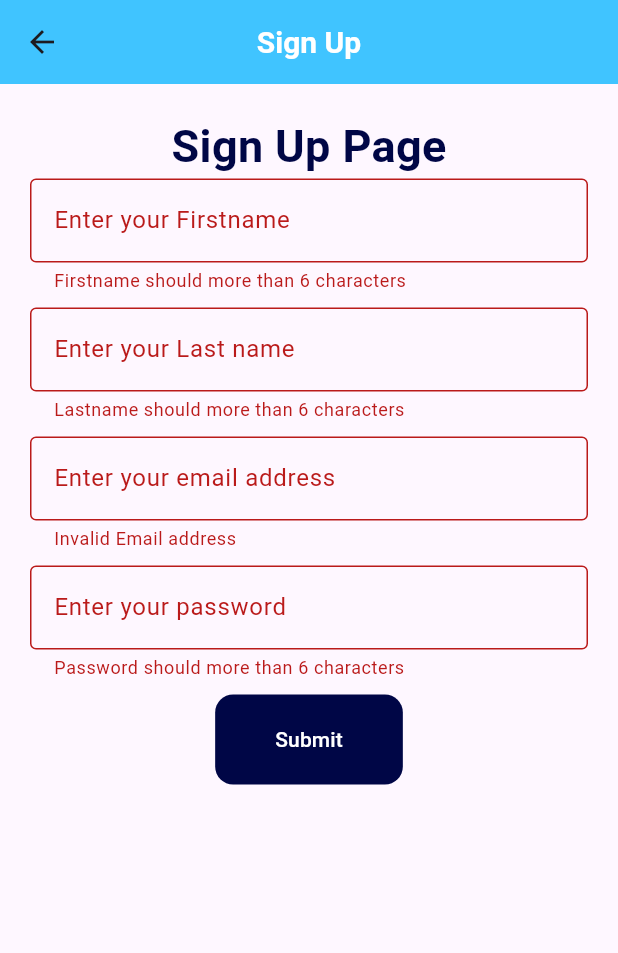
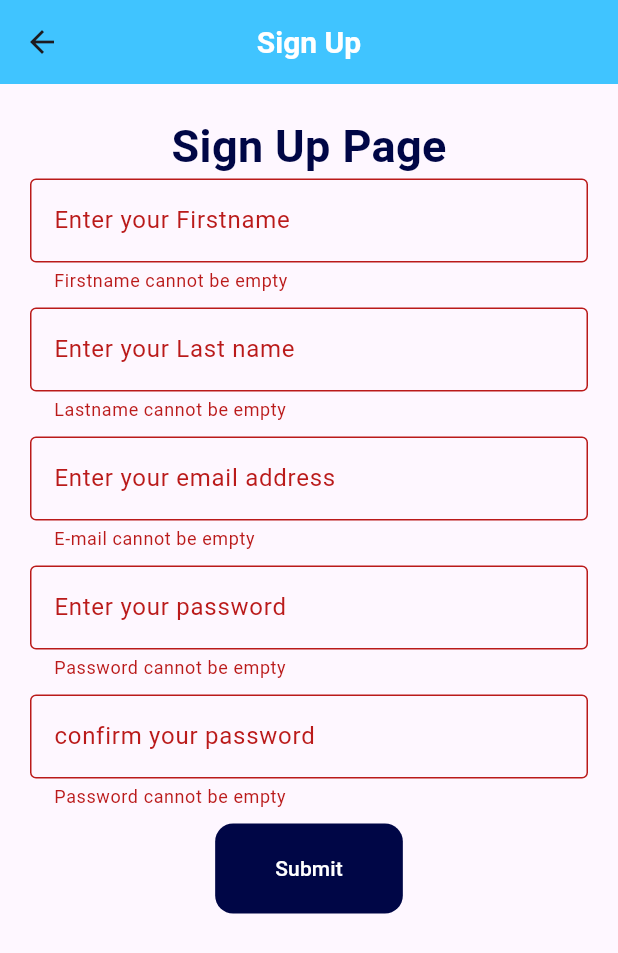
Before and after one commit to ukpongjoseph/DigiKlone, a Flutter app: the Signup screen opened by its route, after a tap on "Submit", on a phone screen of 412 x 824 dp. Shown: the top 953 px of the screen. Run offline on Flutter 3.47's test engine with Material 3 defaults, Android fonts, the phone set to English and light mode, and no system bars.

Commit message:
added http package to pubpec.yaml

```diff
--- a/lib/main.dart
+++ b/lib/main.dart
@@ -1,7 +1,8 @@
 import 'package:flutter/material.dart';
-import 'package:second_flutter/folders/home_page.dart';
-import 'package:second_flutter/folders/sign_in.dart';
-import 'package:second_flutter/folders/sign_up.dart';
+import 'package:second_flutter/pages/home_page.dart';
+import 'package:second_flutter/pages/landing_page.dart';
+import 'package:second_flutter/pages/sign_in.dart';
+import 'package:second_flutter/pages/sign_up.dart';
 
 void main() {
   runApp(const MyApp());
@@ -22,7 +23,8 @@ class MyApp extends StatelessWidget {
       home: MyHomePage(),
       routes: {
         "/signUp": (context)=>const Signup(),
-        "/signIn" : (context)=>const SignIn()
+        "/signIn" : (context)=>const SignIn(),
+        "/landing" : (context)=> const LandingPage()
       },
     );
   }
--- a/lib/folders/home_page.dart
+++ b/lib/pages/home_page.dart
@@ -1,6 +1,6 @@
 import 'package:flutter/material.dart';
-import 'package:second_flutter/folders/sign_in.dart';
-import 'package:second_flutter/folders/sign_up.dart';
+import 'package:second_flutter/pages/sign_in.dart';
+import 'package:second_flutter/pages/sign_up.dart';
 
 class MyHomePage extends StatelessWidget {
   const MyHomePage({super.key});
--- /dev/null
+++ b/lib/pages/landing_page.dart
@@ -0,0 +1,20 @@
+import 'package:flutter/material.dart';
+
+class LandingPage extends StatefulWidget {
+  const LandingPage({super.key});
+
+  @override
+  State<LandingPage> createState() => _LandingPageState();
+}
+
+class _LandingPageState extends State<LandingPage> {
+  @override
+  Widget build(BuildContext context) {
+    return Scaffold(
+      appBar: AppBar(
+        title: Text("DigiKolne"),
+
+      ),
+    );
+  }
+}
--- a/lib/folders/sign_up.dart
+++ b/lib/pages/sign_up.dart
@@ -1,3 +1,5 @@
+import 'dart:convert';
+
 import 'package:flutter/material.dart';
 
 class Signup extends StatefulWidget {
@@ -9,6 +11,26 @@ class Signup extends StatefulWidget {
 
 class _SignupState extends State<Signup> {
   final _formKey = GlobalKey<FormState>();
+  final _email = TextEditingController();
+  final _firstName = TextEditingController();
+  final _lastName = TextEditingController();
+  final _password = TextEditingController();
+  final _confirmPassword = TextEditingController();
+  var data;
+  void handleLogin(){
+    if(_formKey.currentState!.validate()){
+      print("Valid form");
+      // print("The values sent to the backend are ${_email.text.trim()}, ${_firstName.text.trim()}, ${_lastName.text.trim()}, ${_password.text.trim()}, ${_confirmPassword.text.trim()},");
+      data = jsonEncode({
+        "email" : _email.text.trim(),
+        "firstName" : _firstName.text.trim(),
+        "lastName" : _lastName.text.trim(),
+        "password" : _password.text.trim()
+      });
+      print(data);
+       _formKey.currentState!.reset();
+    }
+  }
   @override
   Widget build(BuildContext context) {
     return Scaffold(
@@ -42,16 +64,18 @@ class _SignupState extends State<Signup> {
               ),
               Form(
                 key: _formKey,
+                autovalidateMode: AutovalidateMode.onUnfocus,
                 child: Column(
                   children: [
                     TextFormField(
+                      controller: _firstName,
                       decoration: InputDecoration(
                         labelText: "Enter your Firstname",
                         hintText: "first name",
                         border: OutlineInputBorder()
                       ),
                       validator: (value){
-                        if(value == null){
+                        if(value == null || value.isEmpty){
                           return "Firstname cannot be empty";
                         }else if(value.length < 6){
                           return "Firstname should more than 6 characters";
@@ -62,13 +86,14 @@ class _SignupState extends State<Signup> {
                     ),
                     SizedBox(height: 10.0,),
                     TextFormField(
+                      controller: _lastName,
                       decoration: InputDecoration(
                         labelText: "Enter your Last name",
                         hintText: "last name",
                         border: OutlineInputBorder()
                       ),
                         validator: (value){
-                        if(value == null){
+                        if(value == null || value.isEmpty){
                           return "Lastname cannot be empty";
                         }else if(value.length < 6){
                           return "Lastname should more than 6 characters";
@@ -79,13 +104,14 @@ class _SignupState extends State<Signup> {
                     ),
                     SizedBox(height: 10.0,),
                     TextFormField(
+                      controller: _email,
                       decoration: InputDecoration(
                         labelText: "Enter your email address",
                         hintText: "email address",
                         border: OutlineInputBorder()
                       ),
                       validator: (value){
-                        if(value == null){
+                        if(value == null || value.isEmpty){
                           return "E-mail cannot be empty";
                         }else if(!value.contains("@")){
                           return "Invalid Email address";
@@ -96,13 +122,14 @@ class _SignupState extends State<Signup> {
                     ),
                     SizedBox(height: 10.0,),
                     TextFormField(
+                      controller: _password,
                       decoration: InputDecoration(
                         labelText: "Enter your password",
                         hintText: "password",
                         border: OutlineInputBorder()
                       ),
                         validator: (value){
-                        if(value == null){
+                        if(value == null || value.isEmpty){
                           return "Password cannot be empty";
                         }else if(value.length < 6){
                           return "Password should more than 6 characters";
@@ -113,12 +140,31 @@ class _SignupState extends State<Signup> {
                       obscureText: true,
                     ),
                     SizedBox(height: 10.0,),
+                    TextFormField(
+                      controller: _confirmPassword,
+                      decoration: InputDecoration(
+                        labelText: "confirm your password",
+                        hintText: "confirm password",
+                        border: OutlineInputBorder()
+                      ),
+                        validator: (value){
+                        if(value == null || value.isEmpty){
+                          return "Password cannot be empty";
+                        }else if(value.length < 6){
+                          return "Password should more than 6 characters";
+                        }else if(value != _password.text.trim()){
+                          return "Password Mismatch";
+                        }
+                        else{
+                          return null;
+                        }
+                      },
+                      obscureText: true,
+                    ),
+                    SizedBox(height: 10.0,),
                      FilledButton(
                       onPressed: (){
-                        if(_formKey.currentState!.validate()){
-                          print("Valid form");
-                          _formKey.currentState!.reset();
-                        }
+                        handleLogin();
                       },
                       style: ElevatedButton.styleFrom(
                         shape: RoundedRectangleBorder(
--- a/pubspec.yaml
+++ b/pubspec.yaml
@@ -34,6 +34,7 @@ dependencies:
   # The following adds the Cupertino Icons font to your application.
   # Use with the CupertinoIcons class for iOS style icons.
   cupertino_icons: ^1.0.8
+  http: ^1.6.0
 
 dev_dependencies:
   flutter_test:
```
Also changed, not shown: lib/pages/sign_in.dart (renamed from lib/folders/sign_in.dart), pubspec.lock.
